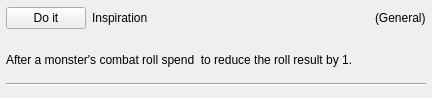
Before: the Qt Designer form ui/ActionWidget.ui in blaireaucode/unbroken, drawn with Qt 5.
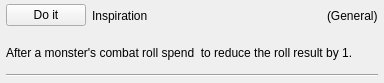
After: the same form once the commit is applied.

```diff
--- a/ui/ActionWidget.ui
+++ b/ui/ActionWidget.ui
@@ -6,8 +6,8 @@
    <rect>
     <x>0</x>
     <y>0</y>
-    <width>432</width>
-    <height>98</height>
+    <width>384</width>
+    <height>83</height>
    </rect>
   </property>
   <property name="windowTitle">
@@ -24,7 +24,7 @@
     <number>6</number>
    </property>
    <property name="bottomMargin">
-    <number>12</number>
+    <number>6</number>
    </property>
    <item>
     <layout class="QHBoxLayout" name="horizontalLayout">
@@ -34,6 +34,9 @@
      <property name="sizeConstraint">
       <enum>QLayout::SetDefaultConstraint</enum>
      </property>
+     <property name="leftMargin">
+      <number>0</number>
+     </property>
      <property name="rightMargin">
       <number>0</number>
      </property>
```
